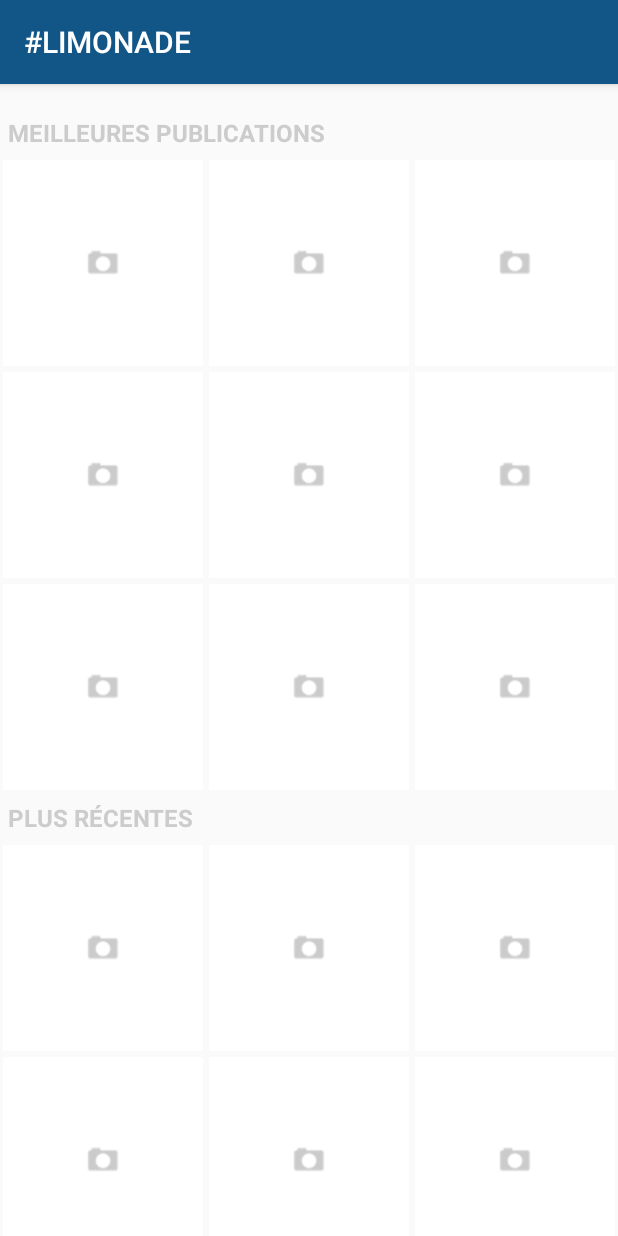
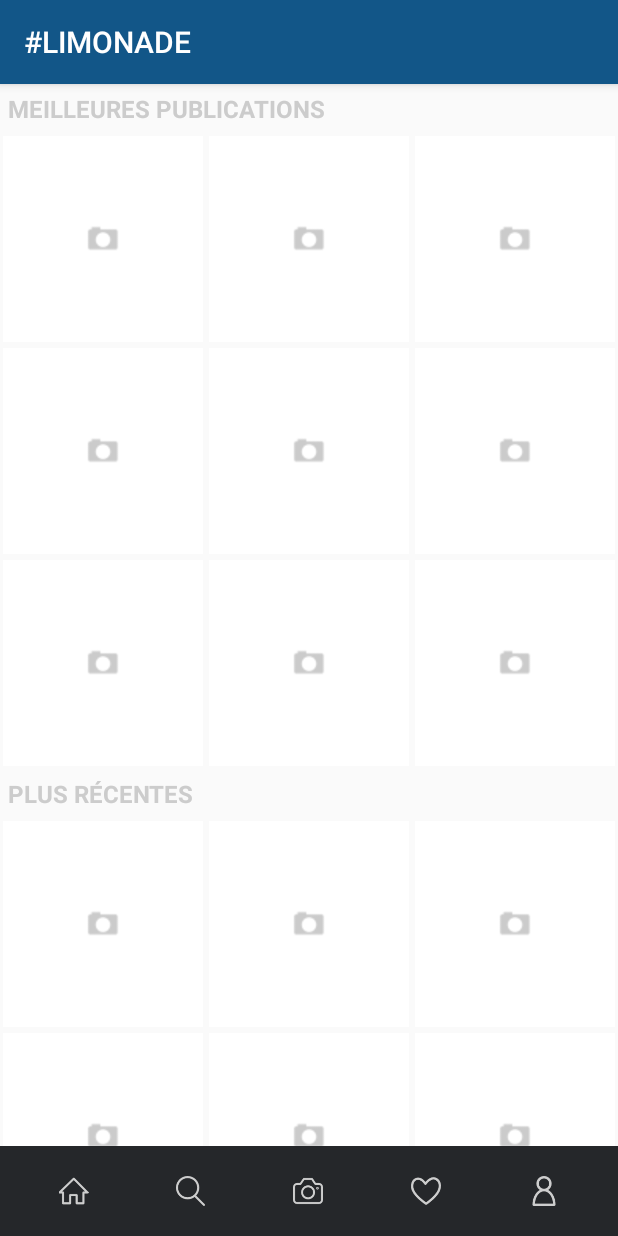
Before and after one commit to hdi-95/ex-instagram, an Android app: the screen it shows after launch (MainActivity), on a phone screen of 412 x 824 dp. Run offline under Robolectric (Android 15) with nearby library versions, the phone set to English and light mode, and no system bars; our stand-ins replace Volley; network calls fail.

```diff
--- a/app/src/main/AndroidManifest.xml
+++ b/app/src/main/AndroidManifest.xml
@@ -20,6 +20,8 @@
                 <category android:name="android.intent.category.LAUNCHER" />
             </intent-filter>
         </activity>
+        <activity android:name="com.houalef.insta.DetailActivity"></activity>
+
     </application>
 
 </manifest>
--- a/app/src/main/java/com/houalef/insta/MainActivity.java
+++ b/app/src/main/java/com/houalef/insta/MainActivity.java
@@ -1,5 +1,6 @@
 package com.houalef.insta;
 
+import android.content.Intent;
 import android.os.Bundle;
 import android.support.v7.app.AppCompatActivity;
 import android.support.v7.widget.GridLayoutManager;
@@ -11,8 +12,7 @@ import com.houalef.insta.data.Request;
 import com.houalef.insta.model.GridItem;
 
 import java.util.ArrayList;
-
-import com.houalef.insta.R;
+import java.util.List;
 
 public class MainActivity extends AppCompatActivity {
 
@@ -31,6 +31,7 @@ public class MainActivity extends AppCompatActivity {
         // set up the RecyclerView
         mRecyclerView = (RecyclerView) findViewById(R.id.recycler_view);
 
+        // set up layout manager
         mLayoutManager = new GridLayoutManager(this, 3);
 
         mLayoutManager.setSpanSizeLookup(new GridLayoutManager.SpanSizeLookup() {
@@ -51,20 +52,32 @@ public class MainActivity extends AppCompatActivity {
 
         mRecyclerView.setLayoutManager(mLayoutManager);
 
+        // set up RecyclerView adapter
+
         mAdapter = new GridAdapter(new GridAdapter.OnItemClickListener() {
             @Override
             public void onItemClick(GridItem item) {
-                Toast.makeText(MainActivity.this, "onItemClick", Toast.LENGTH_LONG).show();
+
+                Intent intent = new Intent(MainActivity.this, DetailActivity.class);
+                intent.putExtra(DetailActivity.EXTRA_DATA, item.getSocialPicture());
+                startActivity(intent);
             }
         });
 
         mRecyclerView.setAdapter(mAdapter);
 
+        // set up RecyclerView's data
+
         mIems = new ArrayList<>();
         mIems.add(new GridItem("MEILLEURES PUBLICATIONS"));
-        mIems.addAll(Request.getData().subList(0, 9));
+
+        List<GridItem> data = Request.getData();
+
+        if (data.size() > 9)
+            mIems.addAll(data.subList(0, 9));
+
         mIems.add(new GridItem("PLUS RÉCENTES"));
-        mIems.addAll(Request.getData());
+        mIems.addAll(data);
 
         mAdapter.setData(mIems);
 
--- a/app/src/main/java/com/houalef/insta/data/Request.java
+++ b/app/src/main/java/com/houalef/insta/data/Request.java
@@ -49,10 +49,22 @@ public class Request {
 
                 JSONObject data = m_jArry.getJSONObject(i);
                 JSONObject img_data = data.getJSONObject("images");
+                JSONObject caption = data.getJSONObject("caption");
+
                 JSONObject thumbnail = img_data.getJSONObject("thumbnail");
+                JSONObject standard_resolution = img_data.getJSONObject("standard_resolution");
+
                 String thumbnail_url = thumbnail.getString("url");
-                Log.v("Request", "thumbnail = " + thumbnail_url);
-                list.add(new GridItem(new SocialPicture(thumbnail_url)));
+//                Log.v("Request", "thumbnail = " + thumbnail_url);
+
+                String standard_resolution_url = standard_resolution.getString("url");
+//                Log.v("Request", "standard_resolution_url = " + standard_resolution_url);
+
+                String text = caption.getString("text");
+
+                SocialPicture sp = new SocialPicture(thumbnail_url, standard_resolution_url, text);
+
+                list.add(new GridItem(sp));
 
             }
         } catch (JSONException e) {
--- a/app/src/main/java/com/houalef/insta/model/GridItem.java
+++ b/app/src/main/java/com/houalef/insta/model/GridItem.java
@@ -41,5 +41,4 @@ public class GridItem {
     }
 
 
-
 }
--- a/app/src/main/java/com/houalef/insta/model/SocialPicture.java
+++ b/app/src/main/java/com/houalef/insta/model/SocialPicture.java
@@ -1,17 +1,35 @@
 package com.houalef.insta.model;
+
+import java.io.Serializable;
 
 /**
  * Created by Mehdi on 09/09/2017.
  */
 
-public class SocialPicture {
+public class SocialPicture implements Serializable {
     String thumbnail;
+    String standard_resolution;
+    String text;
+
+    // constructor
+
+    public SocialPicture(String thumbnail, String standard_resolution, String text) {
+        this.thumbnail = thumbnail;
+        this.standard_resolution = standard_resolution;
+        this.text = text;
+    }
+
+    // getters
 
     public String getThumbnail() {
         return thumbnail;
     }
 
-    public SocialPicture(String thumbnail) {
-        this.thumbnail = thumbnail;
+    public String getStandard_resolution() {
+        return standard_resolution;
+    }
+
+    public String getText() {
+        return text;
     }
 }
--- a/app/src/main/res/layout/activity_main.xml
+++ b/app/src/main/res/layout/activity_main.xml
@@ -7,11 +7,68 @@
     tools:context="com.houalef.insta.MainActivity">
 
     <android.support.v7.widget.RecyclerView
+        android:layout_above="@+id/toolbar"
         android:id="@+id/recycler_view"
         android:layout_width="match_parent"
         android:layout_height="match_parent"
-        android:paddingTop="@dimen/activity_vertical_margin"
         android:scrollbars="vertical" />
+
+    <LinearLayout
+        android:id="@+id/toolbar"
+        android:layout_width="match_parent"
+        android:layout_height="60dp"
+        android:layout_alignParentBottom="true"
+        android:background="#25272A"
+        android:orientation="horizontal"
+        android:padding="10dp"
+        android:weightSum="5">
+
+        <ImageButton
+            android:layout_width="0dp"
+            android:layout_height="wrap_content"
+            android:layout_weight="1"
+            android:background="@android:color/transparent"
+            android:padding="10dp"
+            android:scaleType="fitCenter"
+            android:src="@drawable/home" />
+
+        <ImageButton
+            android:layout_width="0dp"
+            android:layout_height="wrap_content"
+            android:layout_weight="1"
+            android:background="@android:color/transparent"
+            android:padding="10dp"
+            android:scaleType="fitCenter"
+            android:src="@drawable/glass" />
+
+        <ImageButton
+            android:layout_width="0dp"
+            android:layout_height="wrap_content"
+            android:layout_weight="1"
+            android:background="@android:color/transparent"
+            android:padding="10dp"
+            android:scaleType="fitCenter"
+            android:src="@drawable/camera" />
+
+        <ImageButton
+            android:layout_width="0dp"
+            android:layout_height="wrap_content"
+            android:layout_weight="1"
+            android:background="@android:color/transparent"
+            android:padding="10dp"
+            android:scaleType="fitCenter"
+            android:src="@drawable/heart" />
+
+        <ImageButton
+            android:layout_width="0dp"
+            android:layout_height="wrap_content"
+            android:layout_weight="1"
+            android:background="@android:color/transparent"
+            android:padding="10dp"
+            android:scaleType="fitCenter"
+            android:src="@drawable/user" />
+
+    </LinearLayout>
 
 
 </RelativeLayout>
```
Also changed, not shown: app/src/main/java/com/houalef/insta/DetailActivity.java (added, +51 -0 lines), app/src/main/res/layout/activity_detail.xml (added, +15 -0 lines), app/src/main/res/drawable/camera.png (added), app/src/main/res/drawable/glass.png (added), app/src/main/res/drawable/heart.png (added), app/src/main/res/drawable/home.png (added), app/src/main/res/drawable/user.png (added).
